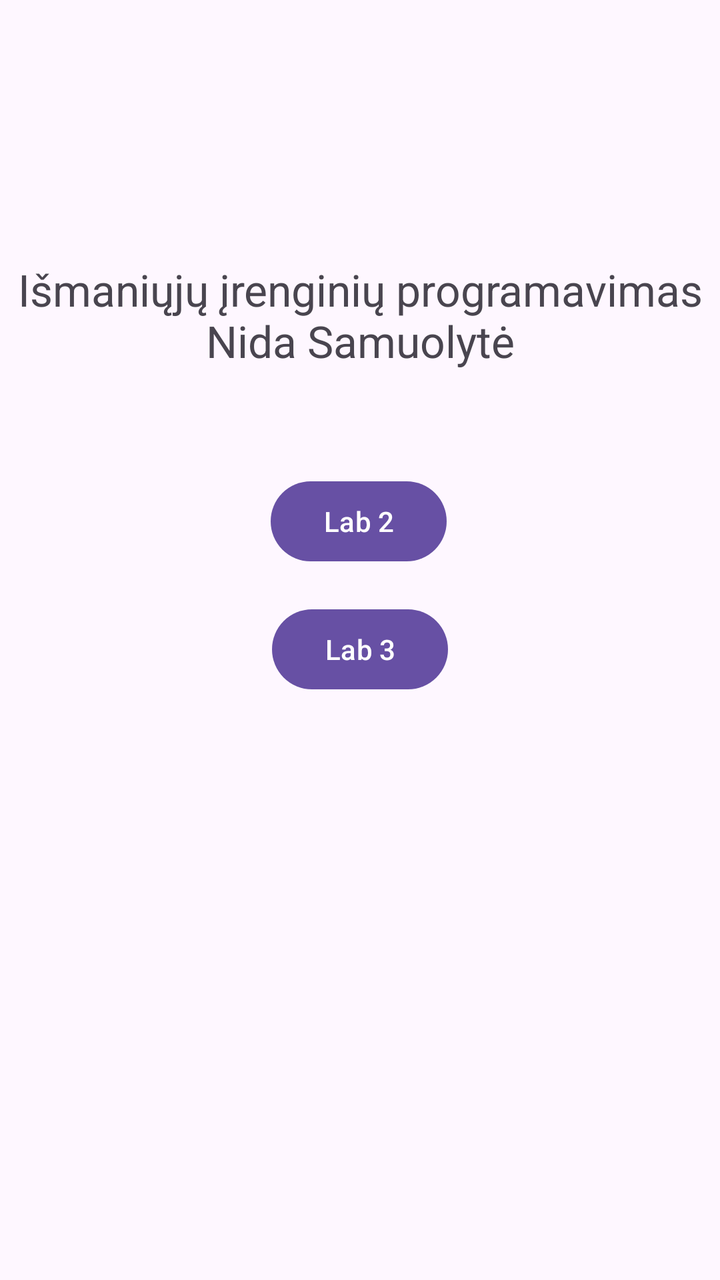
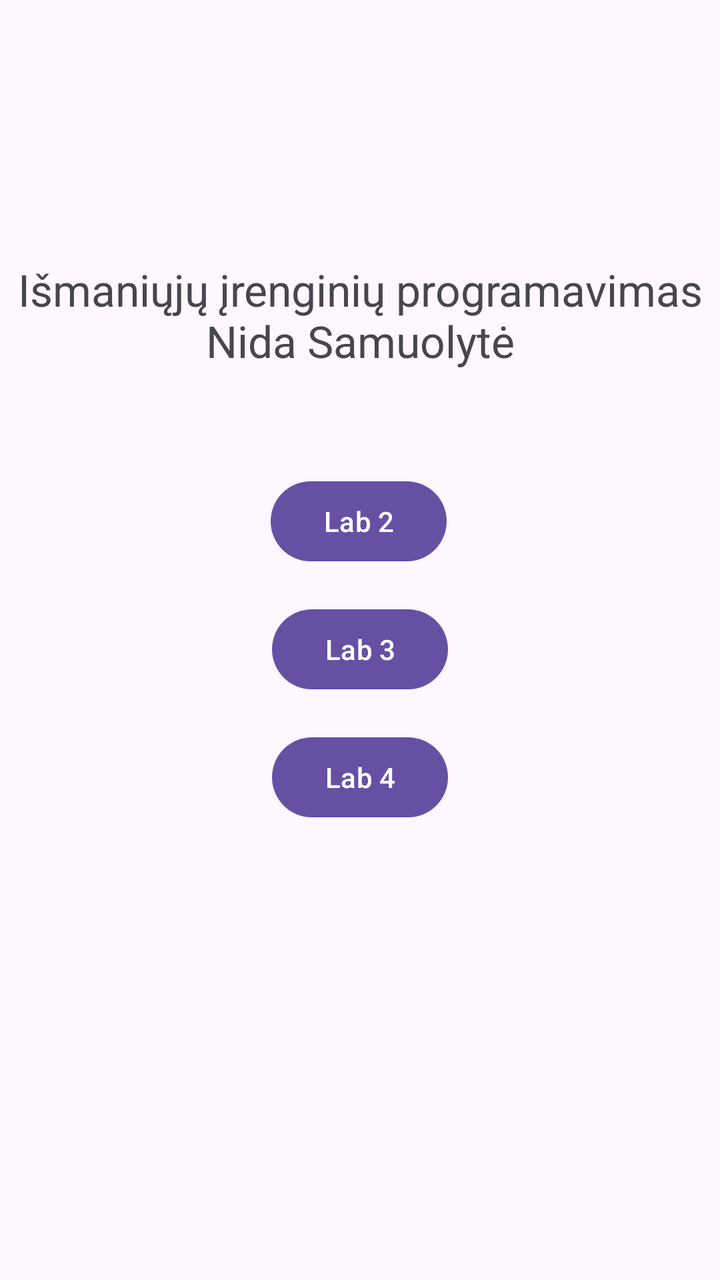

An Android layout rendered at two revisions. The XML below is the earlier revision; the diff shows what the commit changed to produce the second picture.
<!-- AndroidManifest.xml: application theme Theme.LabWork -->
<!-- res/layout/activity_meniu.xml -->
<?xml version="1.0" encoding="utf-8"?>
<androidx.constraintlayout.widget.ConstraintLayout xmlns:android="http://schemas.android.com/apk/res/android"
    xmlns:app="http://schemas.android.com/apk/res-auto"
    xmlns:tools="http://schemas.android.com/tools"
    android:id="@+id/main"
    android:layout_width="match_parent"
    android:layout_height="match_parent">

    <TextView
        android:id="@+id/tvPavadinimas"
        android:layout_width="0dp"
        android:layout_height="wrap_content"
        android:gravity="center"
        android:text="@string/meniu_pavadinimas"
        android:textSize="22sp"
        app:layout_constraintBottom_toBottomOf="parent"
        app:layout_constraintEnd_toEndOf="parent"
        app:layout_constraintHorizontal_bias="0.0"
        app:layout_constraintStart_toStartOf="parent"
        app:layout_constraintTop_toTopOf="parent"
        app:layout_constraintVertical_bias="0.222" />

    <Button
        android:id="@+id/btnLab2"
        android:layout_width="wrap_content"
        android:layout_height="wrap_content"
        android:text="@string/meniu_lab2"
        app:layout_constraintBottom_toBottomOf="parent"
        app:layout_constraintEnd_toEndOf="parent"
        app:layout_constraintHorizontal_bias="0.498"
        app:layout_constraintStart_toStartOf="parent"
        app:layout_constraintTop_toBottomOf="@+id/tvPavadinimas"
        app:layout_constraintVertical_bias="0.127" />

    <Button
        android:id="@+id/btnLab3"
        android:layout_width="wrap_content"
        android:layout_height="wrap_content"
        android:layout_marginTop="16dp"
        android:text="@string/meniu_lab3"
        app:layout_constraintTop_toBottomOf="@id/btnLab2"
        app:layout_constraintStart_toStartOf="parent"
        app:layout_constraintEnd_toEndOf="parent" />
</androidx.constraintlayout.widget.ConstraintLayout>
<!-- resources referenced by this layout -->
<resources>
  <string name="meniu_lab2">Lab 2</string>
  <string name="meniu_lab3">Lab 3</string>
  <string name="meniu_pavadinimas">Išmaniųjų įrenginių programavimas\nNida Samuolytė</string>
  <style name="Theme.LabWork" parent="Base.Theme.LabWork" />
  <style name="Base.Theme.LabWork" parent="Theme.Material3.DayNight.NoActionBar">
          
          
      </style>
</resources>

<!-- the commit's change to res/layout/activity_meniu.xml (unified diff, before → after) -->
@@ -41,4 +41,14 @@
         app:layout_constraintTop_toBottomOf="@id/btnLab2"
         app:layout_constraintStart_toStartOf="parent"
         app:layout_constraintEnd_toEndOf="parent" />
+
+    <Button
+        android:id="@+id/btnLab4"
+        android:layout_width="wrap_content"
+        android:layout_height="wrap_content"
+        android:layout_marginTop="16dp"
+        android:text="Lab 4"
+        app:layout_constraintTop_toBottomOf="@id/btnLab3"
+        app:layout_constraintStart_toStartOf="parent"
+        app:layout_constraintEnd_toEndOf="parent" />
 </androidx.constraintlayout.widget.ConstraintLayout>
